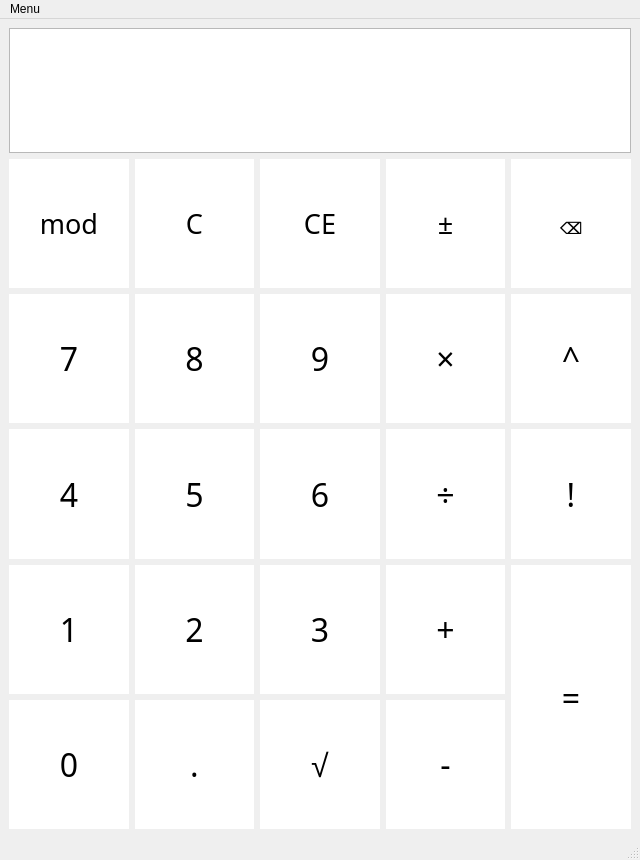
The window that src/gui/mainwindow.ui (vojone/dumdumCalc) describes before a commit, drawn with Qt 5.
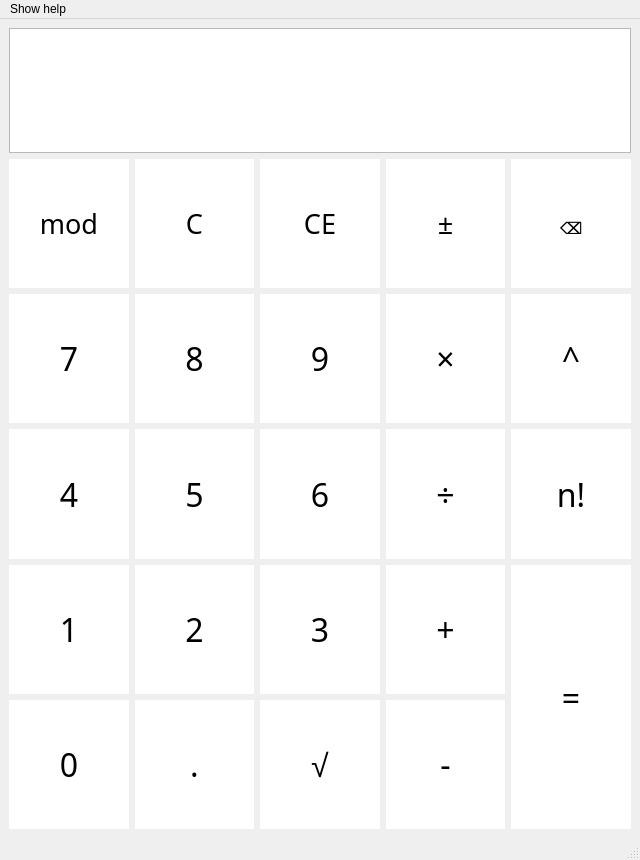
The same window after the commit.

Patch:
```diff
--- a/src/gui/mainwindow.ui
+++ b/src/gui/mainwindow.ui
@@ -686,7 +686,7 @@
          <locale language="English" country="UnitedStates"/>
         </property>
         <property name="text">
-         <string>!</string>
+         <string>n!</string>
         </property>
        </widget>
       </item>
@@ -1133,7 +1133,7 @@
    </property>
    <widget class="QMenu" name="menuMenu">
     <property name="title">
-     <string>Menu</string>
+     <string>Show help</string>
     </property>
     <addaction name="actionHelp"/>
    </widget>
```
Left out of the diff: 6 changed lines with no effect on the pictures.
